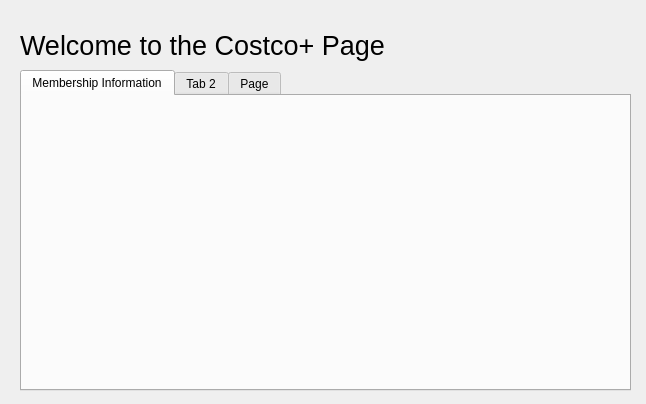
This is costcopage.ui in danielmulvad/CS1C-Project-2 as Qt 5 draws it before an edit. The edited form follows.
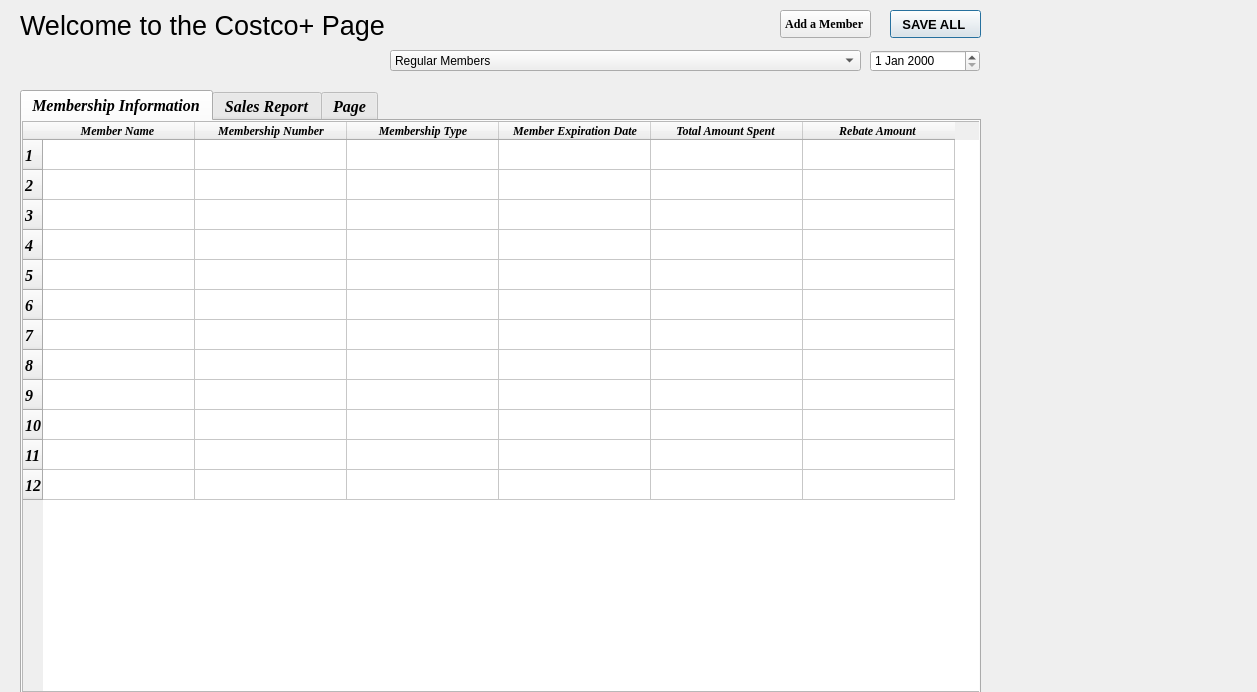
This is the edited form. The open tabs and pages were chosen to show the change.

```diff
--- a/costcopage.ui
+++ b/costcopage.ui
@@ -6,8 +6,8 @@
    <rect>
     <x>0</x>
     <y>0</y>
-    <width>646</width>
-    <height>404</height>
+    <width>1257</width>
+    <height>692</height>
    </rect>
   </property>
   <property name="windowTitle">
@@ -17,8 +17,8 @@
    <property name="geometry">
     <rect>
      <x>20</x>
-     <y>20</y>
-     <width>521</width>
+     <y>0</y>
+     <width>561</width>
      <height>51</height>
     </rect>
    </property>
@@ -35,11 +35,20 @@
    <property name="geometry">
     <rect>
      <x>20</x>
-     <y>70</y>
-     <width>611</width>
-     <height>321</height>
+     <y>90</y>
+     <width>961</width>
+     <height>611</height>
     </rect>
    </property>
+   <property name="font">
+    <font>
+     <family>Times New Roman</family>
+     <pointsize>12</pointsize>
+     <weight>75</weight>
+     <italic>true</italic>
+     <bold>true</bold>
+    </font>
+   </property>
    <property name="styleSheet">
     <string notr="true">Membership Info</string>
    </property>
@@ -50,10 +59,222 @@
     <attribute name="title">
      <string>Membership Information</string>
     </attribute>
+    <widget class="QTableWidget" name="MembershipInformationTable">
+     <property name="enabled">
+      <bool>true</bool>
+     </property>
+     <property name="geometry">
+      <rect>
+       <x>0</x>
+       <y>0</y>
+       <width>961</width>
+       <height>571</height>
+      </rect>
+     </property>
+     <property name="sizePolicy">
+      <sizepolicy hsizetype="Expanding" vsizetype="Expanding">
+       <horstretch>0</horstretch>
+       <verstretch>0</verstretch>
+      </sizepolicy>
+     </property>
+     <property name="font">
+      <font>
+       <family>Times New Roman</family>
+       <pointsize>12</pointsize>
+       <weight>75</weight>
+       <italic>true</italic>
+       <bold>true</bold>
+      </font>
+     </property>
+     <property name="gridStyle">
+      <enum>Qt::SolidLine</enum>
+     </property>
+     <attribute name="horizontalHeaderDefaultSectionSize">
+      <number>152</number>
+     </attribute>
+     <attribute name="verticalHeaderMinimumSectionSize">
+      <number>30</number>
+     </attribute>
+     <row>
+      <property name="text">
+       <string>1</string>
+      </property>
+     </row>
+     <row>
+      <property name="text">
+       <string>2</string>
+      </property>
+     </row>
+     <row>
+      <property name="text">
+       <string>3</string>
+      </property>
+     </row>
+     <row>
+      <property name="text">
+       <string>4</string>
+      </property>
+     </row>
+     <row>
+      <property name="text">
+       <string>5</string>
+      </property>
+     </row>
+     <row>
+      <property name="text">
+       <string>6</string>
+      </property>
+     </row>
+     <row>
+      <property name="text">
+       <string>7</string>
+      </property>
+     </row>
+     <row>
+      <property name="text">
+       <string>8</string>
+      </property>
+     </row>
+     <row>
+      <property name="text">
+       <string>9</string>
+      </property>
+     </row>
+     <row>
+      <property name="text">
+       <string>10</string>
+      </property>
+     </row>
+     <row>
+      <property name="text">
+       <string>11</string>
+      </property>
+     </row>
+     <row>
+      <property name="text">
+       <string>12</string>
+      </property>
+     </row>
+     <column>
+      <property name="text">
+       <string>Member Name </string>
+      </property>
+      <property name="font">
+       <font>
+        <family>Times New Roman</family>
+        <pointsize>9</pointsize>
+        <weight>75</weight>
+        <bold>true</bold>
+       </font>
+      </property>
+      <property name="background">
+       <color>
+        <red>255</red>
+        <green>255</green>
+        <blue>255</blue>
+       </color>
+      </property>
+     </column>
+     <column>
+      <property name="text">
+       <string>Membership Number</string>
+      </property>
+      <property name="font">
+       <font>
+        <family>Times New Roman</family>
+        <pointsize>9</pointsize>
+        <weight>75</weight>
+        <bold>true</bold>
+       </font>
+      </property>
+     </column>
+     <column>
+      <property name="text">
+       <string>Membership Type</string>
+      </property>
+      <property name="font">
+       <font>
+        <family>Times New Roman</family>
+        <pointsize>9</pointsize>
+        <weight>75</weight>
+        <bold>true</bold>
+       </font>
+      </property>
+     </column>
+     <column>
+      <property name="text">
+       <string>Member Expiration Date</string>
+      </property>
+      <property name="font">
+       <font>
+        <family>Times New Roman</family>
+        <pointsize>9</pointsize>
+        <weight>75</weight>
+        <bold>true</bold>
+       </font>
+      </property>
+     </column>
+     <column>
+      <property name="text">
+       <string>Total Amount Spent </string>
+      </property>
+      <property name="font">
+       <font>
+        <family>Times New Roman</family>
+        <pointsize>9</pointsize>
+        <weight>75</weight>
+        <bold>true</bold>
+       </font>
+      </property>
+     </column>
+     <column>
+      <property name="text">
+       <string>Rebate Amount </string>
+      </property>
+      <property name="font">
+       <font>
+        <family>Times New Roman</family>
+        <pointsize>9</pointsize>
+        <weight>75</weight>
+        <bold>true</bold>
+       </font>
+      </property>
+     </column>
+     <item row="0" column="0">
+      <property name="text">
+       <string/>
+      </property>
+     </item>
+     <item row="0" column="1">
+      <property name="text">
+       <string/>
+      </property>
+     </item>
+     <item row="0" column="3">
+      <property name="text">
+       <string/>
+      </property>
+     </item>
+     <item row="1" column="0">
+      <property name="text">
+       <string/>
+      </property>
+     </item>
+     <item row="1" column="1">
+      <property name="text">
+       <string/>
+      </property>
+     </item>
+     <item row="1" column="3">
+      <property name="text">
+       <string/>
+      </property>
+     </item>
+    </widget>
    </widget>
    <widget class="QWidget" name="tab_2">
     <attribute name="title">
-     <string>Tab 2</string>
+     <string>Sales Report</string>
     </attribute>
    </widget>
    <widget class="QWidget" name="tab_3">
@@ -62,6 +283,77 @@
     </attribute>
    </widget>
   </widget>
+  <widget class="QPushButton" name="saveButton">
+   <property name="geometry">
+    <rect>
+     <x>890</x>
+     <y>10</y>
+     <width>91</width>
+     <height>28</height>
+    </rect>
+   </property>
+   <property name="font">
+    <font>
+     <pointsize>10</pointsize>
+     <weight>75</weight>
+     <bold>true</bold>
+    </font>
+   </property>
+   <property name="text">
+    <string>SAVE ALL </string>
+   </property>
+  </widget>
+  <widget class="QComboBox" name="comboBox">
+   <property name="geometry">
+    <rect>
+     <x>390</x>
+     <y>50</y>
+     <width>471</width>
+     <height>21</height>
+    </rect>
+   </property>
+   <item>
+    <property name="text">
+     <string>Regular Members </string>
+    </property>
+   </item>
+   <item>
+    <property name="text">
+     <string>Executive Members</string>
+    </property>
+   </item>
+  </widget>
+  <widget class="QDateEdit" name="sortByDate">
+   <property name="geometry">
+    <rect>
+     <x>870</x>
+     <y>50</y>
+     <width>110</width>
+     <height>22</height>
+    </rect>
+   </property>
+  </widget>
+  <widget class="QPushButton" name="pushButton">
+   <property name="geometry">
+    <rect>
+     <x>780</x>
+     <y>10</y>
+     <width>91</width>
+     <height>28</height>
+    </rect>
+   </property>
+   <property name="font">
+    <font>
+     <family>Times New Roman</family>
+     <pointsize>9</pointsize>
+     <weight>75</weight>
+     <bold>true</bold>
+    </font>
+   </property>
+   <property name="text">
+    <string>Add a Member </string>
+   </property>
+  </widget>
  </widget>
  <resources/>
  <connections/>
```
Left out of the diff: 199 changed lines with no effect on the pictures.
